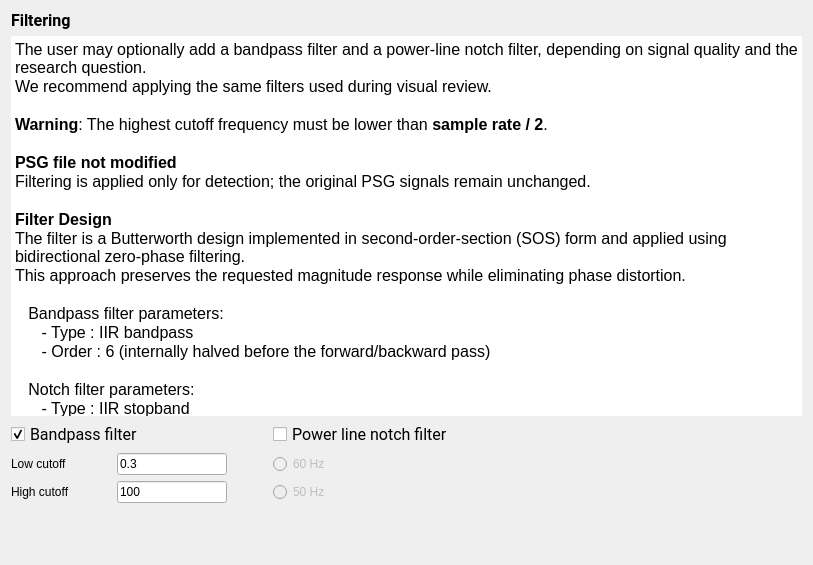
Qt form tools/CEAMSTools/PowerSpectralAnalysis/FilterStep/Ui_FilterStep.ui (SnoozToolbox/snooz-package-ceams) before a commit.
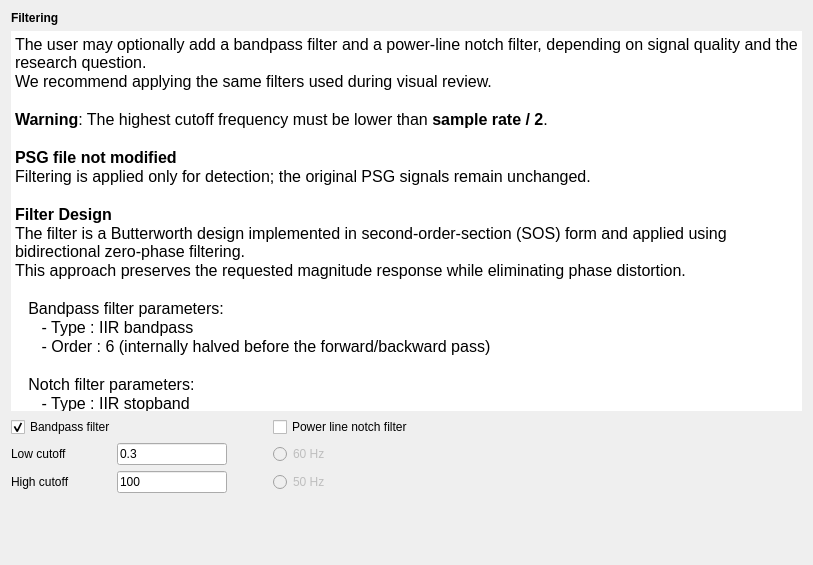
The same form after that commit.

Commit message: Font step 4: forms without fonts of their own, look kept

Diff of the .ui file:
```diff
--- a/tools/CEAMSTools/PowerSpectralAnalysis/FilterStep/Ui_FilterStep.ui
+++ b/tools/CEAMSTools/PowerSpectralAnalysis/FilterStep/Ui_FilterStep.ui
@@ -13,9 +13,6 @@
   <property name="windowTitle">
    <string/>
   </property>
-  <property name="styleSheet">
-   <string>font: 12pt &quot;Roboto&quot;;</string>
-  </property>
   <layout class="QVBoxLayout" name="verticalLayout">
    <item>
     <widget class="QLabel" name="label_2">
@@ -27,8 +24,6 @@
      </property>
      <property name="font">
       <font>
-       <family>Roboto</family>
-       <pointsize>12</pointsize>
        <italic>false</italic>
        <bold>false</bold>
       </font>
@@ -74,7 +69,7 @@
 hr { height: 1px; border-width: 0; }
 li.unchecked::marker { content: &quot;\2610&quot;; }
 li.checked::marker { content: &quot;\2612&quot;; }
-&lt;/style&gt;&lt;/head&gt;&lt;body style=&quot; font-family:'Roboto'; font-size:12pt; font-weight:400; font-style:normal;&quot;&gt;
+&lt;/style&gt;&lt;/head&gt;&lt;body style=&quot; font-size:12pt; font-weight:400; font-style:normal;&quot;&gt;
 &lt;p style=&quot; margin-top:0px; margin-bottom:0px; margin-left:0px; margin-right:0px; -qt-block-indent:0; text-indent:0px;&quot;&gt;The user may optionally add a bandpass filter and a power-line notch filter, depending on signal quality and the research question.&lt;/p&gt;
 &lt;p style=&quot; margin-top:0px; margin-bottom:0px; margin-left:0px; margin-right:0px; -qt-block-indent:0; text-indent:0px;&quot;&gt;We recommend applying the same filters used during visual review.&lt;/p&gt;
 &lt;p style=&quot;-qt-paragraph-type:empty; margin-top:0px; margin-bottom:0px; margin-left:0px; margin-right:0px; -qt-block-indent:0; text-indent:0px;&quot;&gt;&lt;br /&gt;&lt;/p&gt;
@@ -104,8 +99,6 @@
       <widget class="QCheckBox" name="bp_checkBox">
        <property name="font">
         <font>
-         <family>Roboto</family>
-         <pointsize>12</pointsize>
          <italic>false</italic>
          <bold>false</bold>
         </font>
@@ -122,8 +115,6 @@
       <widget class="QCheckBox" name="notch_checkBox">
        <property name="font">
         <font>
-         <family>Roboto</family>
-         <pointsize>12</pointsize>
          <italic>false</italic>
          <bold>false</bold>
         </font>
```
The commit also changes 427 other files.
